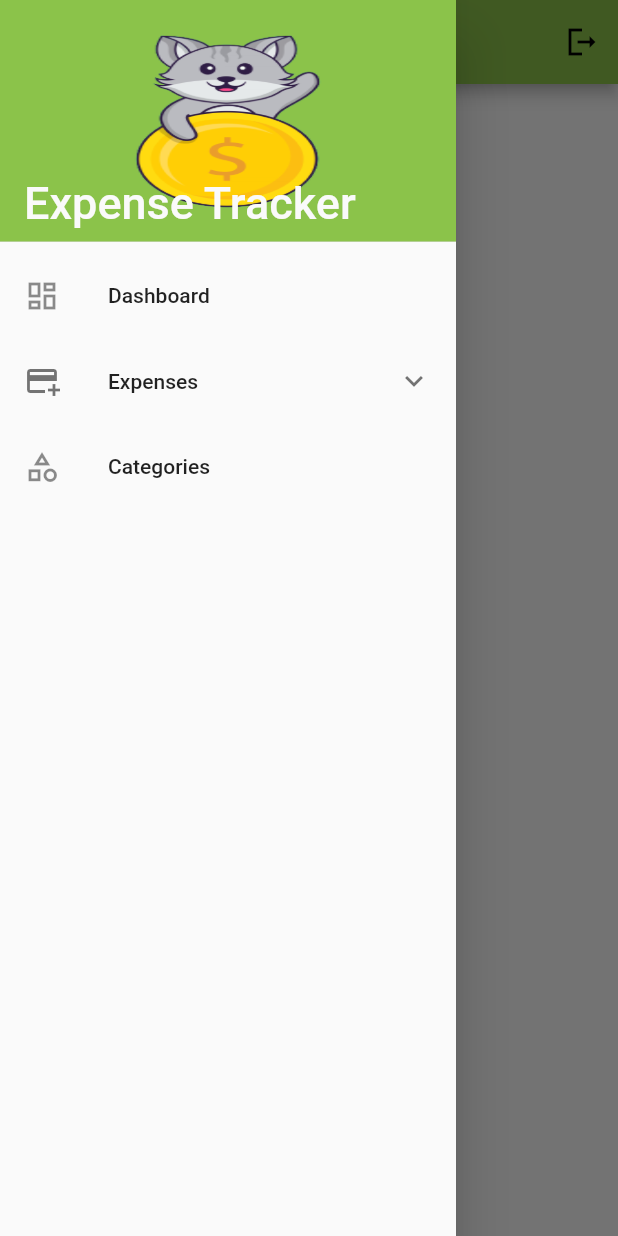
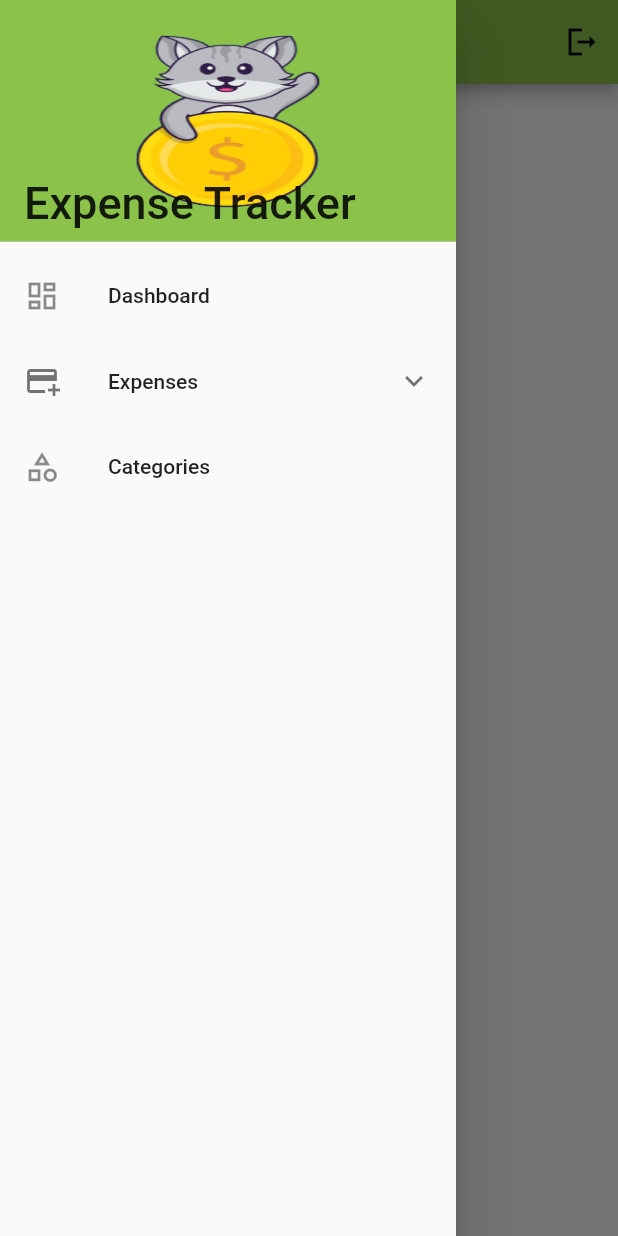
Before and after one commit to mebestaca/expense-tracker, a Flutter app: the screen it shows once a user with an empty profile is signed in, with the side drawer open, on a phone screen of 412 x 824 dp. Run offline on Flutter 3.47's test engine with Material 2 defaults, Android fonts, the phone set to English and light mode, and no system bars; our stand-ins replace cloud_firestore, firebase_auth, firebase_core, flutter_spinkit; accounts and stored records are empty.

Commit message:
changed text color of drawer

```diff
--- a/lib/pages/home/home.dart
+++ b/lib/pages/home/home.dart
@@ -60,10 +60,9 @@ class _HomeState extends State<Home> {
                 ),
                 child: Container(
                   alignment: Alignment.bottomLeft,
-                  child: Text("Expense Tracker",
+                  child: const Text("Expense Tracker",
                     style: TextStyle(
                         fontSize: 30.0,
-                        color: Theme.of(context).canvasColor
                     ),
                   ),
                 ),
```
